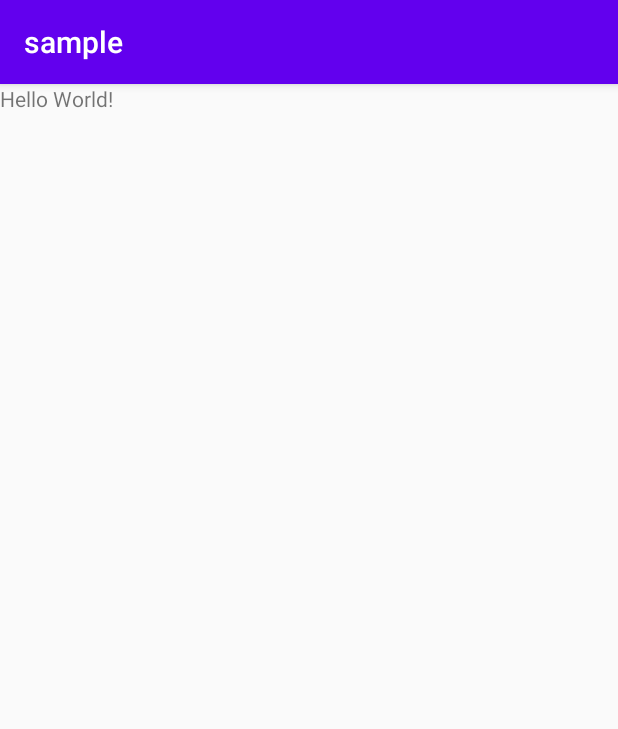
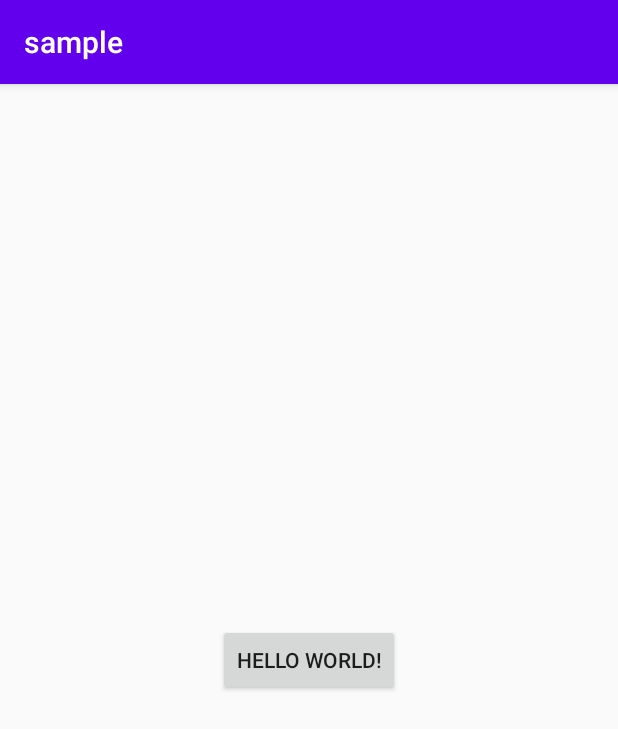
Before and after one commit to drahovac/android-file-save, an Android app: the screen it shows after launch (MainActivity), on a phone screen of 412 x 824 dp. Shown: the top 729 px of the screen. Run offline under Robolectric (Android 15) with nearby library versions, the phone set to English and light mode, and no system bars.

Commit message:
Add button for dowlnoad to main page

```diff
--- a/buildSrc/src/main/java/Dependencies.kt
+++ b/buildSrc/src/main/java/Dependencies.kt
@@ -1,7 +1,7 @@
 object Versions {
     const val kotlinVersion = "1.4.0"
     const val androidPluginVersion = "4.0.1"
-    const val androidxCoreVersion = "1.3.2"
+    const val androidxCoreVersion = "1.5.0-beta03"
     const val appCompatVersion = "1.2.0"
 
     const val junitVersion = "4.12"
--- a/sample/build.gradle.kts
+++ b/sample/build.gradle.kts
@@ -10,6 +10,10 @@ android {
     compileOptions {
         sourceCompatibility = JavaVersion.VERSION_1_8
         targetCompatibility = JavaVersion.VERSION_1_8
+    }
+
+    buildFeatures {
+        viewBinding = true
     }
 
     defaultConfig {
--- a/sample/src/main/java/com/chicco/sample/MainActivity.kt
+++ b/sample/src/main/java/com/chicco/sample/MainActivity.kt
@@ -1,16 +1,28 @@
 package com.chicco.sample
 
-import androidx.appcompat.app.AppCompatActivity
 import android.os.Bundle
 import androidx.activity.viewModels
+import androidx.appcompat.app.AppCompatActivity
+import com.chicco.sample.databinding.ActivityMainBinding
 import com.chicco.sample.ui.MainViewModel
+import kotlinx.android.synthetic.main.activity_main.*
 
 class MainActivity : AppCompatActivity() {
 
-    val model: MainViewModel by viewModels()
+    private val model: MainViewModel by viewModels()
+    private lateinit var binding: ActivityMainBinding
 
     override fun onCreate(savedInstanceState: Bundle?) {
         super.onCreate(savedInstanceState)
-        setContentView(R.layout.activity_main)
+        binding = ActivityMainBinding.inflate(layoutInflater)
+        setContentView(binding.root)
+
+        progressBar.show()
+        downloadPdf.setOnClickListener { model.downloadPdf() }
+
+        model.downloadPdfJob.observe(this) { jobPending ->
+            downloadPdf.isEnabled = !jobPending
+            if (jobPending) progressBar.show() else progressBar.hide()
+        }
     }
 }
--- a/sample/src/main/res/layout/activity_main.xml
+++ b/sample/src/main/res/layout/activity_main.xml
@@ -4,9 +4,22 @@
     android:layout_width="match_parent"
     android:layout_height="match_parent"
     android:orientation="vertical"
+    android:gravity="center"
+    android:layout_margin="@dimen/content_margin"
     tools:context=".MainActivity">
 
-    <TextView
+    <androidx.core.widget.ContentLoadingProgressBar
+        android:id="@+id/progressBar"
+        style="?android:attr/progressBarStyle"
+        android:layout_width="wrap_content"
+        android:layout_height="wrap_content"
+        android:layout_gravity="center_horizontal"
+        android:visibility="visible"
+    />
+
+    <Button
+        android:layout_margin="@dimen/content_margin"
+        android:id="@+id/downloadPdf"
         android:layout_width="wrap_content"
         android:layout_height="wrap_content"
         android:text="Hello World!" />
--- /dev/null
+++ b/sample/src/main/res/values/dimens.xml
@@ -0,0 +1,4 @@
+<?xml version="1.0" encoding="utf-8"?>
+<resources>
+    <dimen name="content_margin">16dp</dimen>
+</resources>
```
Also changed, not shown: sample/src/main/java/com/chicco/sample/ui/MainViewModel.kt (+14 -0 lines).
